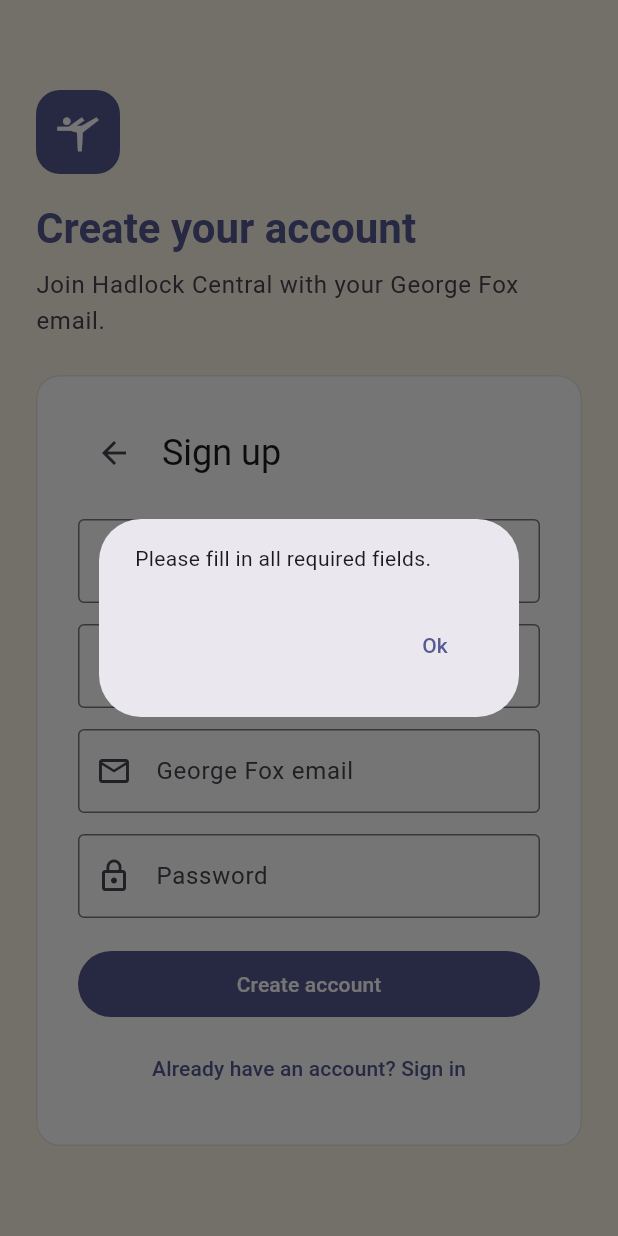
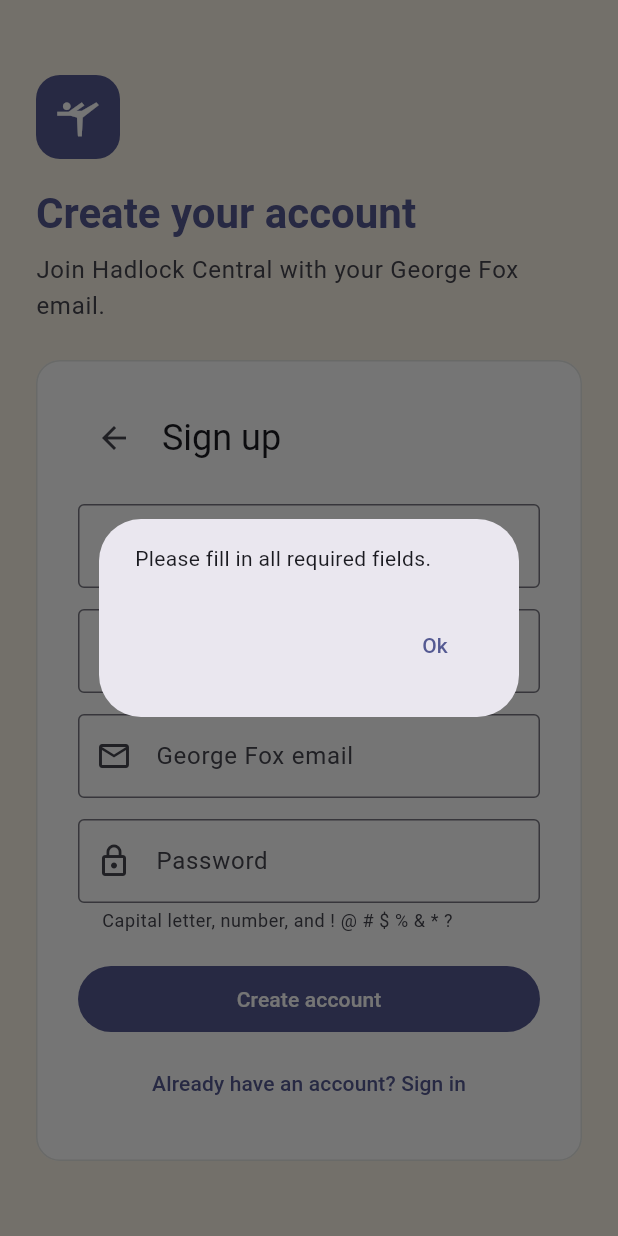
Before and after one commit to afalk23/csis321-Hadlock-Central, a Flutter app: the RegisterPage screen opened directly, after a tap on "Create account", on a phone screen of 412 x 824 dp. Run offline on Flutter 3.47's test engine with Material 3 defaults, Android fonts, the phone set to English and light mode, and no system bars.

Commit message:
Add password restrictions to the register feature

```diff
--- a/hadlock_central_flutter/lib/pages/register_page.dart
+++ b/hadlock_central_flutter/lib/pages/register_page.dart
@@ -43,7 +43,22 @@ class _RegisterPageState extends State<RegisterPage> {
 
     // Check that the email belongs to George Fox University.
     if (!emailController.text.trim().toLowerCase().endsWith('@georgefox.edu')) {
-      _showMessage('Please use a George Fox University email (@georgefox.edu).');
+      _showMessage(
+        'Please use a George Fox University email (@georgefox.edu).',
+      );
+      return;
+    }
+
+    // Require a capital letter, number, and allowed special character.
+    final password = passwordController.text;
+
+    if (!RegExp(r'[A-Z]').hasMatch(password) ||
+        !RegExp(r'[0-9]').hasMatch(password) ||
+        !RegExp(r'[!@#$%&*?]').hasMatch(password)) {
+      await _showMessage(
+        'Password must include at least one capital letter, one number, '
+        'and one special character (! @ # \$ % & * ?).',
+      );
       return;
     }
 
@@ -65,8 +80,7 @@ class _RegisterPageState extends State<RegisterPage> {
       if (value['success'] == true) {
         // Registration was successful.
         await _showMessage(
-          value['message']?.toString() ??
-              'Registration successful!',
+          value['message']?.toString() ?? 'Registration successful!',
         );
 
         if (!mounted) return;
@@ -84,9 +98,7 @@ class _RegisterPageState extends State<RegisterPage> {
       // Handle failed requests or unexpected errors.
       if (!mounted) return;
 
-      await _showMessage(
-        'Unable to complete registration. Please try again.',
-      );
+      await _showMessage('Unable to complete registration. Please try again.');
     } finally {
       // Allow another submission after the request finishes.
       if (mounted) {
@@ -147,10 +159,7 @@ class _RegisterPageState extends State<RegisterPage> {
                       children: [
                         Expanded(child: _buildWelcomePanel(colors)),
                         const SizedBox(width: 48),
-                        SizedBox(
-                          width: 460,
-                          child: _buildRegistrationCard(),
-                        ),
+                        SizedBox(width: 460, child: _buildRegistrationCard()),
                       ],
                     )
                   : SizedBox(
@@ -193,17 +202,14 @@ class _RegisterPageState extends State<RegisterPage> {
         const SizedBox(height: 18),
         Text(
           'Create your account',
-          style: Theme.of(context).textTheme.headlineMedium?.copyWith(
-                color: colors.primary,
-                fontWeight: FontWeight.bold,
-              ),
+          style: Theme.of(context).textTheme.headlineMedium
+              ?.copyWith(color: colors.primary, fontWeight: FontWeight.bold),
         ),
         const SizedBox(height: 8),
         Text(
           'Join Hadlock Central with your George Fox email.',
-          style: Theme.of(context).textTheme.bodyLarge?.copyWith(
-                color: colors.onSurfaceVariant,
-              ),
+          style: Theme.of(context).textTheme.bodyLarge
+              ?.copyWith(color: colors.onSurfaceVariant),
         ),
       ],
     );
@@ -275,6 +281,8 @@ class _RegisterPageState extends State<RegisterPage> {
               onSubmitted: (_) => _submitRegistration(),
               decoration: const InputDecoration(
                 labelText: 'Password',
+                helperText: r'Capital letter, number, and ! @ # $ % & * ?',
+                helperMaxLines: 2,
                 prefixIcon: Icon(Icons.lock_outline),
                 border: OutlineInputBorder(),
               ),
```
